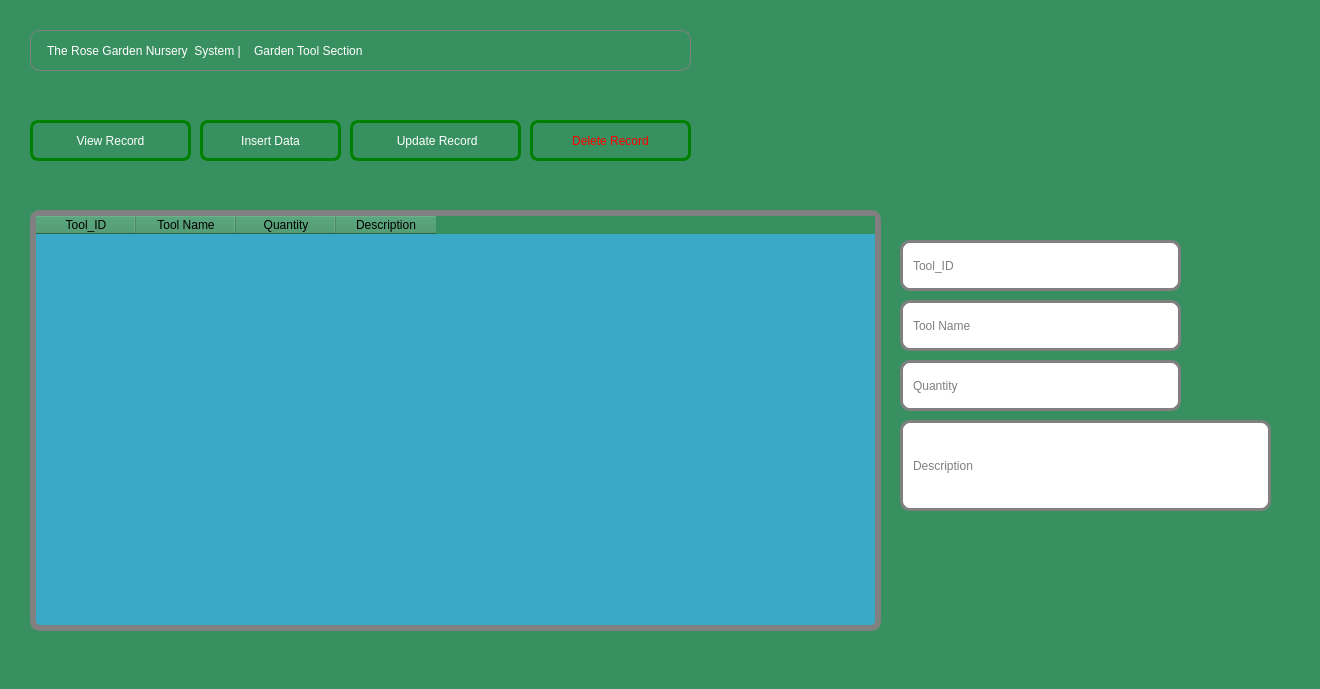
Before: the Qt Designer form addgardentool.ui in Rabsoninnora/RoseGardenPlantCareSystem, drawn with Qt 5.
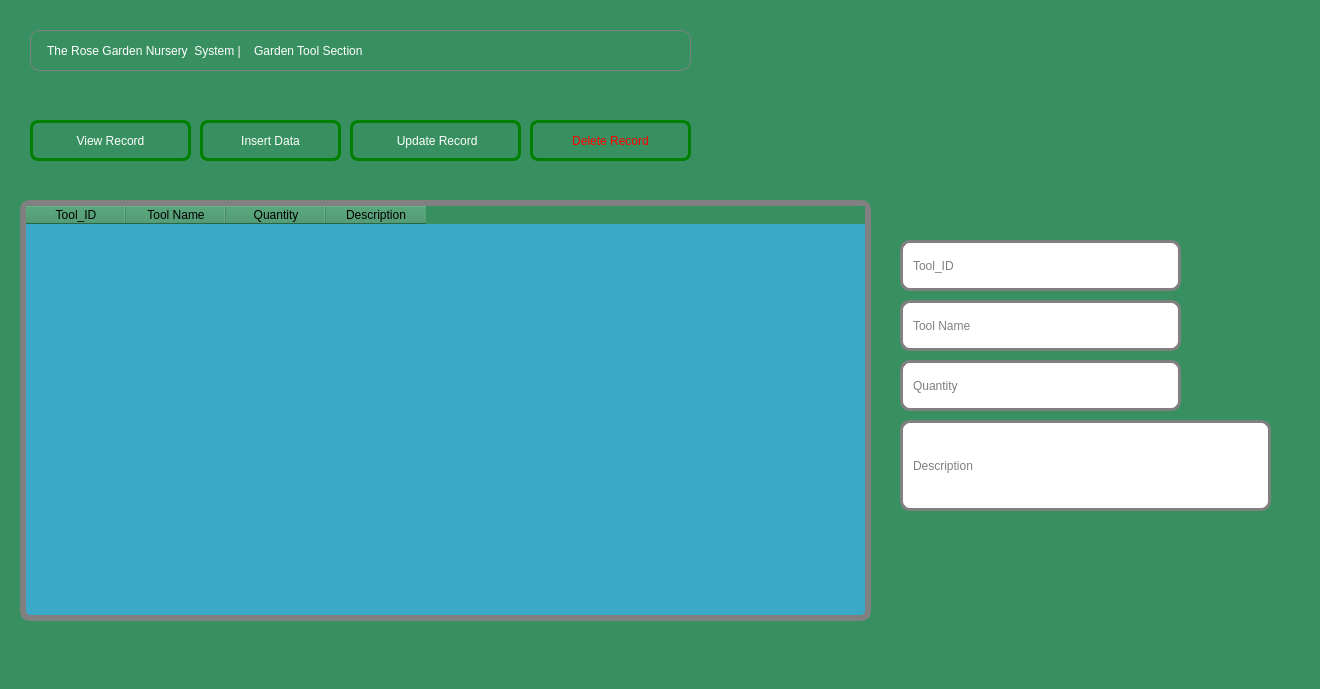
After: the same form once the commit is applied. Icons and pictures are not drawn.

Patch:
```diff
--- a/addgardentool.ui
+++ b/addgardentool.ui
@@ -129,8 +129,8 @@
   <widget class="QTableWidget" name="tableWidget">
    <property name="geometry">
     <rect>
-     <x>30</x>
-     <y>210</y>
+     <x>20</x>
+     <y>200</y>
      <width>851</width>
      <height>421</height>
     </rect>
```
